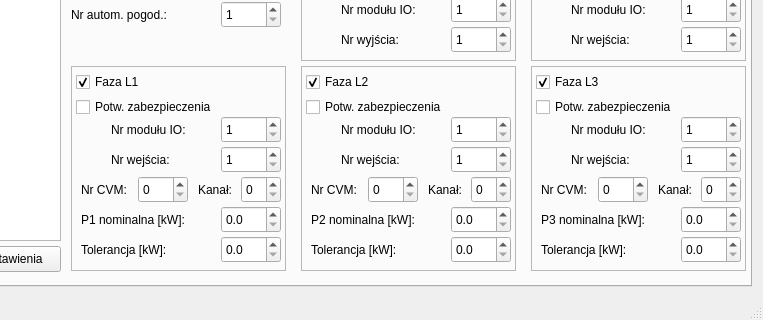
First picture: the form in mainwindow.ui, repository kaczmar55/koneor_v2, before the edit; both pictures show x 92 to 855 and y 164 to 484 of the 855 by 484 pixel window.
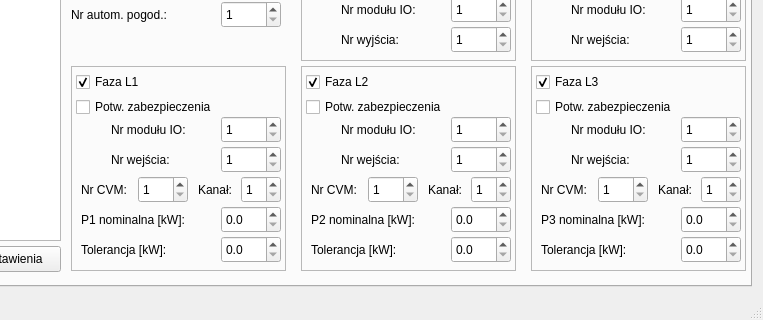
Second picture: the form after the edit.

Commit message: trochę poprawione - do testów

```diff
--- a/mainwindow.ui
+++ b/mainwindow.ui
@@ -1783,6 +1783,12 @@
            <height>27</height>
           </rect>
          </property>
+         <property name="minimum">
+          <number>1</number>
+         </property>
+         <property name="maximum">
+          <number>3</number>
+         </property>
         </widget>
         <widget class="QLabel" name="label_57">
          <property name="geometry">
@@ -1806,6 +1812,12 @@
            <height>27</height>
           </rect>
          </property>
+         <property name="minimum">
+          <number>1</number>
+         </property>
+         <property name="maximum">
+          <number>24</number>
+         </property>
         </widget>
         <widget class="QLabel" name="label_56">
          <property name="geometry">
@@ -2002,6 +2014,12 @@
            <height>27</height>
           </rect>
          </property>
+         <property name="minimum">
+          <number>1</number>
+         </property>
+         <property name="maximum">
+          <number>3</number>
+         </property>
         </widget>
         <widget class="QSpinBox" name="l2CvmId">
          <property name="geometry">
@@ -2012,6 +2030,12 @@
            <height>27</height>
           </rect>
          </property>
+         <property name="minimum">
+          <number>1</number>
+         </property>
+         <property name="maximum">
+          <number>24</number>
+         </property>
         </widget>
         <widget class="QLabel" name="label_55">
          <property name="geometry">
@@ -2234,6 +2258,12 @@
            <height>27</height>
           </rect>
          </property>
+         <property name="minimum">
+          <number>1</number>
+         </property>
+         <property name="maximum">
+          <number>24</number>
+         </property>
         </widget>
         <widget class="QLabel" name="label_53">
          <property name="geometry">
@@ -2257,6 +2287,12 @@
            <height>27</height>
           </rect>
          </property>
+         <property name="minimum">
+          <number>1</number>
+         </property>
+         <property name="maximum">
+          <number>3</number>
+         </property>
         </widget>
        </widget>
        <widget class="QFrame" name="cirRelayFrame">
```
The commit also changes 1 other file.
